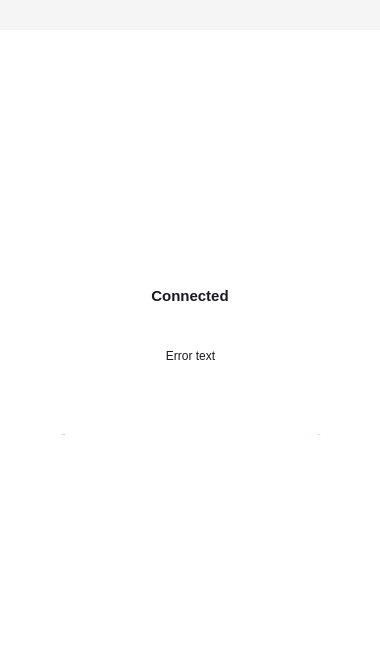
Qt form client/ui/mainwindow.ui (amnezia-vpn/amnezia-client) before a commit.
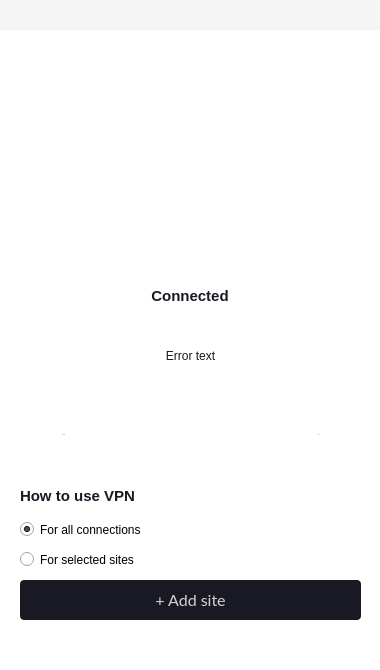
The same form after that commit. The open tabs and pages were chosen to show the change. Icons and pictures are not drawn. Custom widgets are drawn as their Qt base class.

Commit message: Custom routing done ShadowSocks enabled by default

What changed in the file:
```diff
--- a/client/ui/mainwindow.ui
+++ b/client/ui/mainwindow.ui
@@ -944,7 +944,10 @@
         </property>
        </widget>
       </widget>
-      <widget class="QPushButton" name="pushButton_blocked_list">
+      <widget class="QPushButton" name="pushButton_vpn_add_site">
+       <property name="enabled">
+        <bool>true</bool>
+       </property>
        <property name="geometry">
         <rect>
          <x>20</x>
@@ -972,7 +975,10 @@
 line-height: 21px;
 
 }
-</string>
+
+QPushButton:!enabled {
+background: #484952;
+}</string>
        </property>
        <property name="text">
         <string>+ Add site</string>
@@ -1099,7 +1105,7 @@
       </widget>
       <widget class="QRadioButton" name="radioButton_mode_all_sites">
        <property name="enabled">
-        <bool>false</bool>
+        <bool>true</bool>
        </property>
        <property name="geometry">
         <rect>
@@ -1118,7 +1124,7 @@
       </widget>
       <widget class="QRadioButton" name="radioButton_mode_include_selected_sites">
        <property name="enabled">
-        <bool>false</bool>
+        <bool>true</bool>
        </property>
        <property name="geometry">
         <rect>
@@ -1157,23 +1163,6 @@
         <bool>true</bool>
        </property>
       </widget>
-      <widget class="QLabel" name="label_19">
-       <property name="geometry">
-        <rect>
-         <x>10</x>
-         <y>460</y>
-         <width>361</width>
-         <height>141</height>
-        </rect>
-       </property>
-       <property name="styleSheet">
-        <string notr="true">image: url(:/images/AmneziaVPN.png);
-background-color: rgb(255, 255, 255);</string>
-       </property>
-       <property name="text">
-        <string/>
-       </property>
-      </widget>
      </widget>
      <widget class="QWidget" name="page_sites">
       <property name="styleSheet">
```
Left out of the diff: 30 changed lines with no effect on the pictures. The commit also changes 35 other files.
